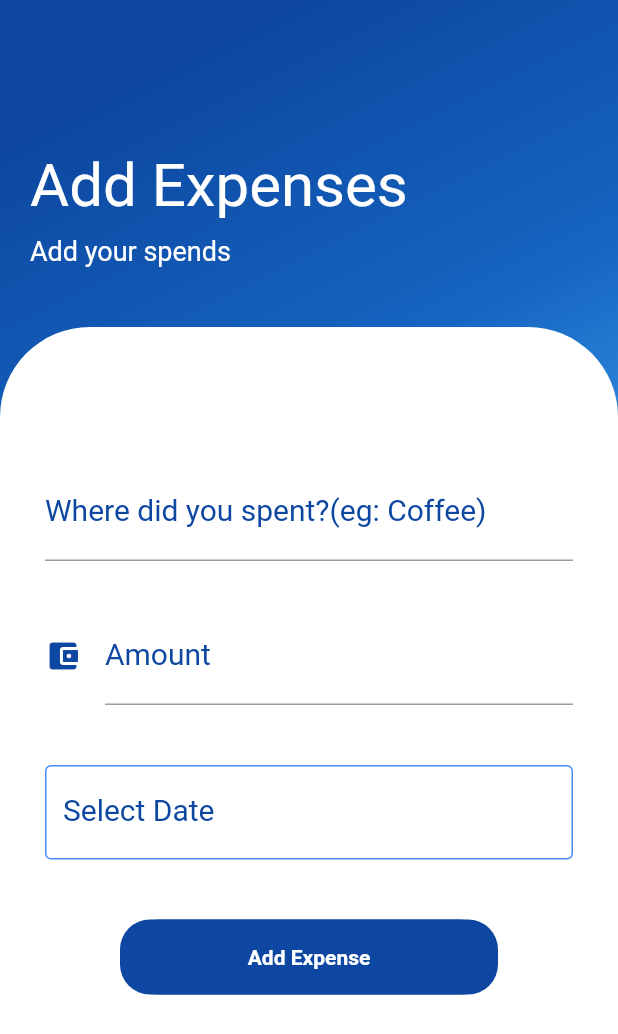
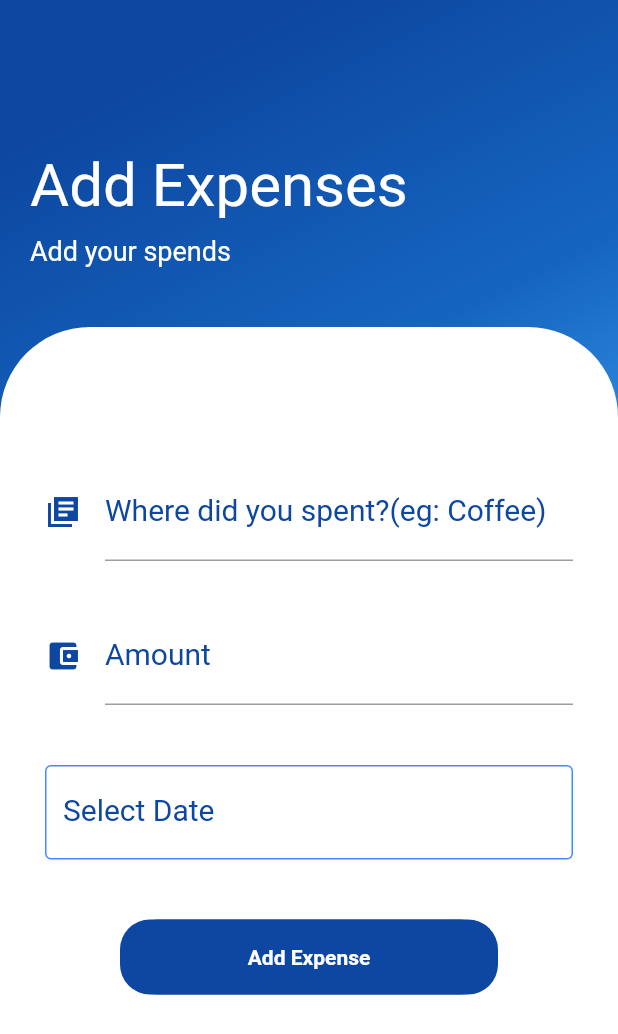
Before and after one commit to suryakantk94/Hacksprint_HS215_PS10_int-elligence, a Flutter app: the HomePage screen opened directly, item 3 of the bottom bar chosen, after a tap on the "add" icon, on a phone screen of 412 x 824 dp. Shown: the top 1034 px of the screen. Run offline on Flutter 3.47's test engine with Material 2 defaults, Android fonts, the phone set to English and light mode, and no system bars; drawn by our look-alikes of datetime_picker_formfield; our stand-ins replace animated_splash_screen, flutter_datetime_picker, google_fonts, responsive_framework, shared_preferences, simple_animations and 1 more; accounts and stored records are empty.

Commit message:
Bugs fixed and flexibility added

```diff
--- a/lib/screens/addExpense.dart
+++ b/lib/screens/addExpense.dart
@@ -88,8 +88,8 @@ class _AddExpenseState extends State<AddExpense> {
                                     hintText: "Spent on",
                                     hintStyle:
                                         TextStyle(color: Colors.blue[400]),
-                                    // icon: Icon(Icons.library_books_sharp,
-                                    //     color: Colors.blue[900]),
+                                    icon: Icon(Icons.library_books_sharp,
+                                        color: Colors.blue[900]),
                                   ),
                                 ),
                                 SizedBox(
--- a/lib/screens/dashboard.dart
+++ b/lib/screens/dashboard.dart
@@ -11,6 +11,32 @@ class Dashboard extends StatefulWidget {
   DashboardState createState() => DashboardState();
 }
 
+class SizeConfig {
+  static MediaQueryData _mediaQueryData;
+  static double screenWidth;
+  static double screenHeight;
+  static double blockSizeHorizontal;
+  static double blockSizeVertical;
+  static double _safeAreaHorizontal;
+  static double _safeAreaVertical;
+  static double safeBlockHorizontal;
+  static double safeBlockVertical;
+
+  void init(BuildContext context) {
+    _mediaQueryData = MediaQuery.of(context);
+    screenWidth = _mediaQueryData.size.width;
+    screenHeight = _mediaQueryData.size.height;
+    blockSizeHorizontal = screenWidth / 100;
+    blockSizeVertical = screenHeight / 100;
+    _safeAreaHorizontal =
+        _mediaQueryData.padding.left + _mediaQueryData.padding.right;
+    _safeAreaVertical =
+        _mediaQueryData.padding.top + _mediaQueryData.padding.bottom;
+    safeBlockHorizontal = (screenWidth - _safeAreaHorizontal) / 100;
+    safeBlockVertical = (screenHeight - _safeAreaVertical) / 100;
+  }
+}
+
 final tabs = ['Dashboard', 'Calendar', 'Reports', 'Logout'];
 
 class DashboardState extends State<Dashboard> {
@@ -20,6 +46,7 @@ class DashboardState extends State<Dashboard> {
   // Widget currentScreen = HomePage();
   @override
   Widget build(BuildContext context) {
+    SizeConfig().init(context);
     return Scaffold(
       body: Container(
         padding: EdgeInsets.all(10),
@@ -36,7 +63,7 @@ class DashboardState extends State<Dashboard> {
             crossAxisAlignment: CrossAxisAlignment.start,
             children: <Widget>[
               SizedBox(
-                height: 60,
+                height: SizeConfig.safeBlockVertical * 5,
               ),
               Padding(
                 padding: EdgeInsets.all(15),
@@ -95,7 +122,7 @@ class DashboardState extends State<Dashboard> {
               FadeAnimation(
                 1.6,
                 Container(
-                  width: double.infinity,
+                  width: SizeConfig.safeBlockHorizontal * 100,
                   height: 170,
                   decoration: BoxDecoration(
                       color: Colors.lightBlueAccent[100],
@@ -105,7 +132,7 @@ class DashboardState extends State<Dashboard> {
                           bottomLeft: Radius.circular(20),
                           bottomRight: Radius.circular(20))),
                   child: Column(
-                    crossAxisAlignment: CrossAxisAlignment.start,
+                    crossAxisAlignment: CrossAxisAlignment.center,
                     children: <Widget>[
                       SizedBox(
                         height: 20,
@@ -121,19 +148,19 @@ class DashboardState extends State<Dashboard> {
                               children: [
                                 Row(
                                   crossAxisAlignment: CrossAxisAlignment.center,
-                                  mainAxisAlignment: MainAxisAlignment.start,
+                                  mainAxisAlignment: MainAxisAlignment.center,
                                   children: <Widget>[
                                     Container(
                                         padding: EdgeInsets.all(10),
                                         decoration: BoxDecoration(),
                                         child: Text(
-                                          "Monthly Income",
+                                          "Monthly Income :",
                                           style: TextStyle(
                                               fontSize: 20,
                                               color: Colors.blue[900]),
                                         )),
                                     Container(
-                                        padding: EdgeInsets.all(10),
+                                        padding: EdgeInsets.all(0),
                                         decoration: BoxDecoration(),
                                         child: Text(
                                           "{monthly income}", //print monthly income here
@@ -145,19 +172,19 @@ class DashboardState extends State<Dashboard> {
                                 ),
                                 Row(
                                   crossAxisAlignment: CrossAxisAlignment.center,
-                                  mainAxisAlignment: MainAxisAlignment.start,
+                                  mainAxisAlignment: MainAxisAlignment.center,
                                   children: <Widget>[
                                     Container(
                                         padding: EdgeInsets.all(10),
                                         decoration: BoxDecoration(),
                                         child: Text(
-                                          "Balance Left",
+                                          "Balance Left     :",
                                           style: TextStyle(
                                               fontSize: 20,
                                               color: Colors.blue[900]),
                                         )),
                                     Container(
-                                        padding: EdgeInsets.all(10),
+                                        padding: EdgeInsets.all(0),
                                         decoration: BoxDecoration(),
                                         child: Text(
                                           "       {balance left}", //print balance left here
@@ -169,19 +196,19 @@ class DashboardState extends State<Dashboard> {
                                 ),
                                 Row(
                                   crossAxisAlignment: CrossAxisAlignment.center,
-                                  mainAxisAlignment: MainAxisAlignment.start,
+                                  mainAxisAlignment: MainAxisAlignment.center,
                                   children: <Widget>[
                                     Container(
                                         padding: EdgeInsets.all(10),
                                         decoration: BoxDecoration(),
                                         child: Text(
-                                          "Daily Limit",
+                                          "Daily Limit       :",
                                           style: TextStyle(
                                               fontSize: 20,
                                               color: Colors.blue[900]),
                                         )),
                                     Container(
-                                        padding: EdgeInsets.all(10),
+                                        padding: EdgeInsets.all(0),
                                         decoration: BoxDecoration(),
                                         child: Text(
                                           "          {daily limit}", //print daily limit here
@@ -233,16 +260,16 @@ class DashboardState extends State<Dashboard> {
                                   mainAxisAlignment: MainAxisAlignment.center,
                                   children: <Widget>[
                                     Container(
-                                        padding: EdgeInsets.all(10),
+                                        padding: EdgeInsets.all(8),
                                         decoration: BoxDecoration(),
                                         child: Text(
-                                          "Total Savings",
+                                          "Total Savings   :",
                                           style: TextStyle(
                                               fontSize: 20,
                                               color: Colors.blue[900]),
                                         )),
                                     Container(
-                                        padding: EdgeInsets.all(10),
+                                        padding: EdgeInsets.all(0),
                                         decoration: BoxDecoration(),
                                         child: Text(
                                           "  {total savings}", //print total savings here
--- a/lib/screens/incdata.dart
+++ b/lib/screens/incdata.dart
@@ -29,11 +29,9 @@ class _IncomeDataState extends State<IncomeData> {
             crossAxisAlignment: CrossAxisAlignment.start,
             children: <Widget>[
               SizedBox(
-                height: 60,
+                height: 10,
               ),
-              SizedBox(
-                height: 20,
-              ),
+
               FadeAnimation(
                 1,
                 Container(
@@ -68,7 +66,8 @@ class _IncomeDataState extends State<IncomeData> {
                                     Container(
                                         padding: EdgeInsets.all(10),
                                         decoration: BoxDecoration(),
-                                        child: Icon(Icons.graphic_eq)),
+                                        child: Icon(Icons.insert_chart, color: Colors.blue[900])),
+
                                     Container(
                                         padding: EdgeInsets.all(10),
                                         decoration: BoxDecoration(),
@@ -127,7 +126,7 @@ class _IncomeDataState extends State<IncomeData> {
                                     Container(
                                         padding: EdgeInsets.all(10),
                                         decoration: BoxDecoration(),
-                                        child: Icon(Icons.graphic_eq)),
+                                        child: Icon(Icons.pie_chart, color: Colors.blue[900])),
                                     Container(
                                         padding: EdgeInsets.all(10),
                                         decoration: BoxDecoration(),
@@ -186,7 +185,7 @@ class _IncomeDataState extends State<IncomeData> {
                                     Container(
                                         padding: EdgeInsets.all(10),
                                         decoration: BoxDecoration(),
-                                        child: Icon(Icons.graphic_eq)),
+                                        child: Icon(Icons.stacked_line_chart, color: Colors.blue[900],)),
                                     Container(
                                         padding: EdgeInsets.all(10),
                                         decoration: BoxDecoration(),
--- a/lib/screens/reports.dart
+++ b/lib/screens/reports.dart
@@ -68,19 +68,20 @@ class _ReportsState extends State<Reports> with SingleTickerProviderStateMixin {
                         child: Column(children: <Widget>[
                       Container(
                         child: new TabBar(
-                          labelColor: Colors.lightBlue,
+                          unselectedLabelColor: Colors.lightBlue,
+                          labelColor: Colors.blue[900],
                           controller: _controller,
                           tabs: [
                             new Tab(
-                              icon: const Icon(Icons.attach_money),
+                              icon: const Icon(Icons.money),
                               text: 'Income',
                             ),
                             new Tab(
-                              icon: const Icon(Icons.assignment),
+                              icon: const Icon(Icons.local_atm_outlined),
                               text: 'Expense',
                             ),
                             new Tab(
-                              icon: const Icon(Icons.view_list),
+                              icon: const Icon(Icons.chrome_reader_mode),
                               text: 'Income-Expense',
                             ),
                           ],
--- a/lib/screens/savings.dart
+++ b/lib/screens/savings.dart
@@ -75,7 +75,7 @@ class _SavingsState extends State<Savings> {
                                   decoration: InputDecoration(
                                     labelText: "Saving for (eg: birthday)",
                                     icon: Icon(
-                                      Icons.monetization_on,
+                                      Icons.menu_book,
                                       color: Colors.blue[900],
                                     ),
                                     labelStyle:
```
Also changed, not shown: lib/screens/expdata.dart (+4 -7 lines), lib/screens/home.dart (+7 -37 lines), lib/screens/incexpdata.dart (+7 -7 lines), pubspec.lock.
